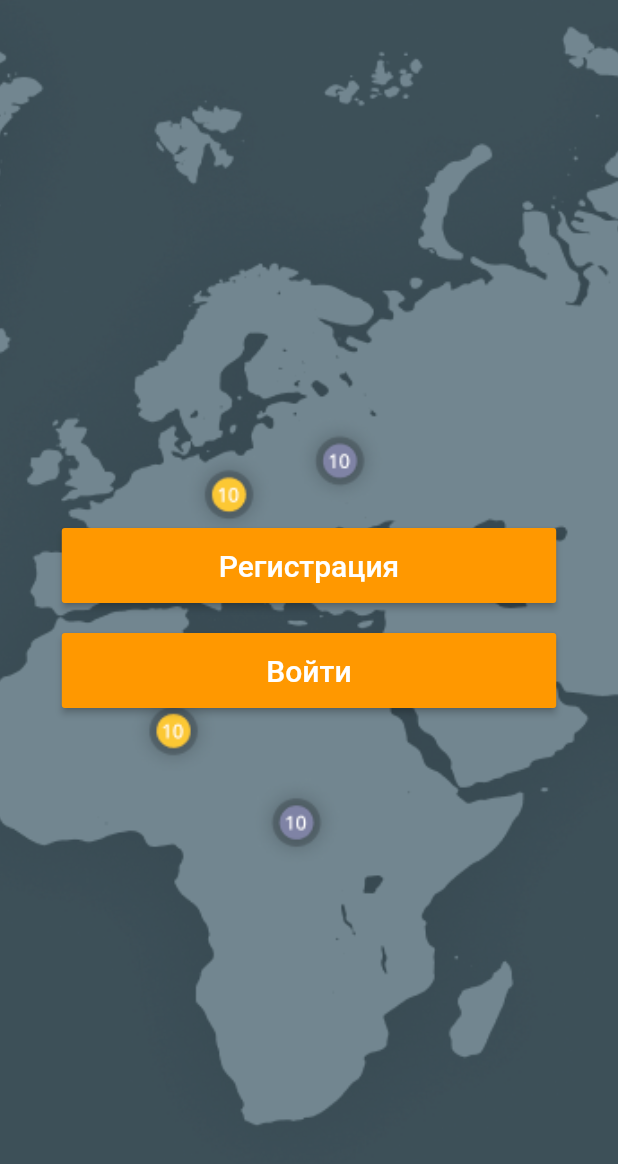
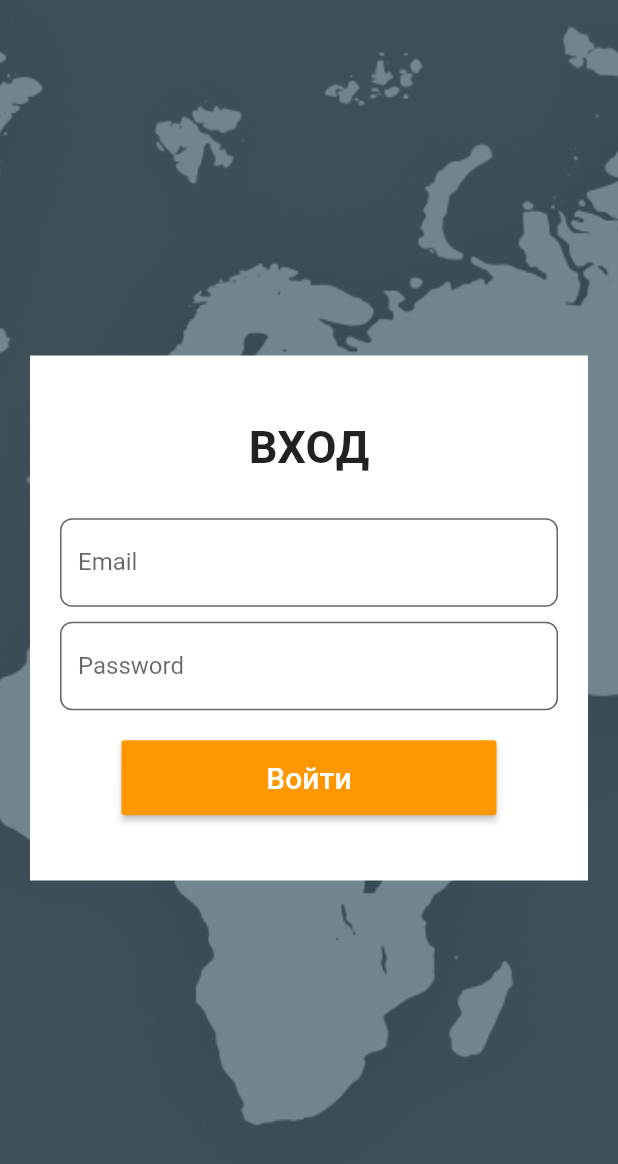
Before and after one commit to kindcarrier/KindCarrierMobileFlutter, a Flutter app: the screen it shows after launch, after a tap on "Войти", on a phone screen of 412 x 824 dp. Shown: the top 1164 px of the screen. Run offline on Flutter 3.47's test engine with Material 2 defaults, Android fonts, the phone set to English and light mode, and no system bars.

Commit message:
Add Login screen

```diff
--- a/lib/components/auth/button.dart
+++ b/lib/components/auth/button.dart
@@ -1,16 +1,17 @@
 import 'package:flutter/material.dart';
 
 class Button extends StatelessWidget {
-  Button({@required this.title, @required this.onPress});
+  Button({@required this.title, @required this.onPress, this.width});
 
   final String title;
   final Function onPress;
+  final double width;
 
   @override
   Widget build(BuildContext context) {
     Size size = MediaQuery.of(context).size;
     return ButtonTheme(
-      minWidth: 0.8 * size.width,
+      minWidth: this.width != null ? this.width : 0.8 * size.width,
       height: 50.0,
       child: RaisedButton(
         onPressed: this.onPress,
--- /dev/null
+++ b/lib/components/auth/text_input.dart
@@ -0,0 +1,44 @@
+import 'package:flutter/material.dart';
+
+class TextInput extends StatelessWidget {
+  final bool obscureText;
+  final Function onSaved;
+  final Function validator;
+  final String hintText;
+  final String labelText;
+  final TextInputType keyboardType;
+
+  TextInput({
+    this.obscureText,
+    @required this.validator,
+    @required this.onSaved,
+    this.hintText,
+    this.labelText,
+    this.keyboardType,
+  });
+
+  @override
+  Widget build(BuildContext context) {
+    return TextFormField(
+      keyboardType: keyboardType,
+      obscureText: obscureText != null ? obscureText : false,
+      validator: validator,
+      onSaved: onSaved,
+      decoration: InputDecoration(
+        filled: true,
+        fillColor: Color(0xefefef),
+        hintText: hintText,
+        labelText: labelText,
+        border: OutlineInputBorder(
+          borderRadius: BorderRadius.all(
+            Radius.circular(8.0),
+          ),
+          borderSide: BorderSide(
+            color: Color(0xefefef),
+            width: 1.0,
+          ),
+        ),
+      ),
+    );
+  }
+}
--- /dev/null
+++ b/lib/components/auth/title.dart
@@ -0,0 +1,17 @@
+import 'package:flutter/material.dart';
+
+class Title extends StatelessWidget {
+  final String title;
+
+  Title({@required this.title});
+  @override
+  Widget build(BuildContext context) {
+    return Text(
+      title,
+      style: TextStyle(
+        fontSize: 30,
+        fontWeight: FontWeight.bold,
+      ),
+    );
+  }
+}
--- a/lib/screens/entry.dart
+++ b/lib/screens/entry.dart
@@ -1,5 +1,6 @@
 import 'package:flutter/material.dart';
 import './../components/auth/button.dart';
+import './login.dart';
 
 class EntryScreen extends StatefulWidget {
   EntryScreen({Key key}) : super(key: key);
@@ -14,6 +15,11 @@ class _EntryScreenState extends State<EntryScreen> {
       fit: BoxFit.cover,
       image: AssetImage('assets/background.png'),
     );
+  }
+
+  goToLogin() {
+    Navigator.push(
+        context, MaterialPageRoute(builder: (context) => LogInScreen()));
   }
 
   @override
@@ -41,7 +47,7 @@ class _EntryScreenState extends State<EntryScreen> {
               ),
               Button(
                 title: 'Войти',
-                onPress: () {},
+                onPress: this.goToLogin,
               ),
             ],
           ),
--- /dev/null
+++ b/lib/screens/login.dart
@@ -0,0 +1,96 @@
+import 'package:flutter/material.dart';
+import '../components/auth/button.dart';
+import '../components/auth/text_input.dart';
+import '../components/auth/title.dart' as AuthTitle;
+
+class LogInScreen extends StatefulWidget {
+  LogInScreen({Key key}) : super(key: key);
+
+  @override
+  _LogInScreenState createState() => _LogInScreenState();
+}
+
+class _LogInScreenState extends State<LogInScreen> {
+  final _formKey = GlobalKey<FormState>();
+  String _email = '';
+  String _password = '';
+
+  DecorationImage _buildBackgroundImage() {
+    return DecorationImage(
+      fit: BoxFit.cover,
+      image: AssetImage('assets/background.png'),
+    );
+  }
+
+  void _submit() {
+    final form = _formKey.currentState;
+    if (form.validate()) {
+      form.save();
+      showDialog(
+          context: context,
+          child: AlertDialog(
+            title: Text('Alert'),
+            content: Text('Email: $_email, password: $_password'),
+          ));
+    }
+  }
+
+  @override
+  Widget build(BuildContext context) {
+    return Scaffold(
+      body: Container(
+        decoration: BoxDecoration(
+          image: _buildBackgroundImage(),
+        ),
+        child: Center(
+          child: Container(
+            padding: EdgeInsets.all(20.0),
+            margin: EdgeInsets.only(left: 20.0, right: 20.0),
+            height: 350,
+            color: Colors.white,
+            child: Form(
+              key: _formKey,
+              child: Column(
+                mainAxisAlignment: MainAxisAlignment.center,
+                crossAxisAlignment: CrossAxisAlignment.center,
+                children: <Widget>[
+                  AuthTitle.Title(title: 'ВХОД'),
+                  SizedBox(height: 30),
+                  TextInput(
+                    validator: _emailValidator,
+                    onSaved: (val) => _email = val,
+                    hintText: 'Enter your email',
+                    labelText: 'Email',
+                    keyboardType: TextInputType.emailAddress,
+                  ),
+                  SizedBox(height: 10),
+                  TextInput(
+                    validator: _passwordValidator,
+                    onSaved: (val) => _password = val,
+                    hintText: 'Enter your password',
+                    labelText: 'Password',
+                    obscureText: true,
+                  ),
+                  SizedBox(height: 20),
+                  Button(
+                    title: 'Войти',
+                    onPress: _submit,
+                    width: 250,
+                  )
+                ],
+              ),
+            ),
+          ),
+        ),
+      ),
+    );
+  }
+
+  String _passwordValidator(value) {
+    return value.length < 6 ? 'Password must be 6 character min.' : null;
+  }
+
+  String _emailValidator(value) {
+    return !value.contains('@') ? 'Not a valid email.' : null;
+  }
+}
```
